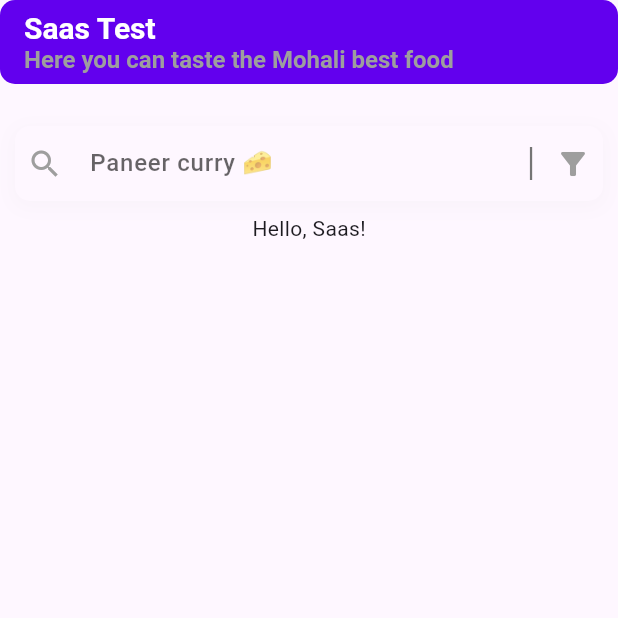
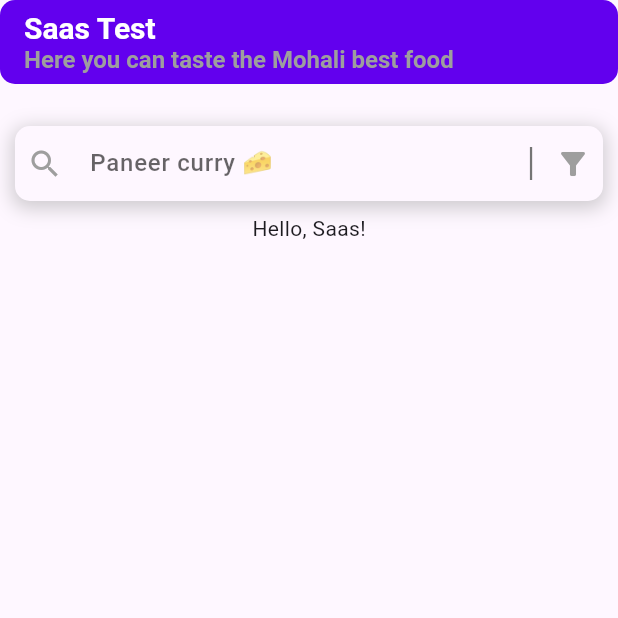
Before and after one commit to ChandanKumar-Singh/ChandanKumar-Singh-searchbar_animated_suggestions, a Flutter app: the screen it shows after launch, after a tap on the "filter alt" icon, on a phone screen of 412 x 824 dp, the top half of it. Run offline on Flutter 3.47's test engine with Material 3 defaults, Android fonts, the light colour scheme and no system bars; drawn by our look-alikes of flutter_animate.

Commit message:
published_0.0.6

```diff
--- a/example/lib/saas/saas.dart
+++ b/example/lib/saas/saas.dart
@@ -36,6 +36,7 @@ class _SaasTestState extends State<SaasTest> {
             child: SaasField(
               height: 50,
               items: items,
+              elevation: 0.5,
               showDivider: true,
               onSubmitted: (value) => toast(value),
               padding: const EdgeInsetsDirectional.symmetric(vertical: 8),
--- a/lib/src/saas_field.dart
+++ b/lib/src/saas_field.dart
@@ -19,7 +19,11 @@ class SaasField extends StatefulWidget {
     TextEditingController? controller,
     this.textInputAction = TextInputAction.search,
     this.showDivider = false,
+    this.elevation = 0.1,
   })  : assert(items.isNotEmpty, "items can't be empty"),
+        assert(elevation >= 0, "elevation can't be negative"),
+        assert(height > 0, "height can't be negative"),
+        assert(elevation <= 1, "elevation can't be greater than 1"),
         controller = controller ?? TextEditingController();
 
   final double height;
@@ -37,6 +41,7 @@ class SaasField extends StatefulWidget {
   final TextInputAction textInputAction;
 
   final bool showDivider;
+  final double elevation;
 
   @override
   State<SaasField> createState() => _SaasFieldState();
@@ -107,7 +112,7 @@ class _SaasFieldState extends State<SaasField> with TickerProviderStateMixin {
       if (boxShadow.isEmpty) {
         boxShadow = [
           BoxShadow(
-            color: Colors.grey.withOpacity(0.05),
+            color: Colors.grey.withOpacity(widget.elevation),
             spreadRadius: 2,
             blurRadius: 10,
             offset: const Offset(0, 3),
--- a/pubspec.yaml
+++ b/pubspec.yaml
@@ -1,6 +1,6 @@
 name: searchbar_animated_suggestions
 description: A Flutter package that provides a search bar with animated suggestions.
-version: 0.0.4
+version: 0.0.6
 license: MIT
 homepage: https://github.com/ChandanKumar-Singh/ChandanKumar-Singh-searchbar_animated_suggestions/blob/main/example/lib/saas/saas.dart
 repository: https://github.com/ChandanKumar-Singh/ChandanKumar-Singh-searchbar_animated_suggestions.git
```
Also changed, not shown: example/pubspec.lock, 1 other file.
